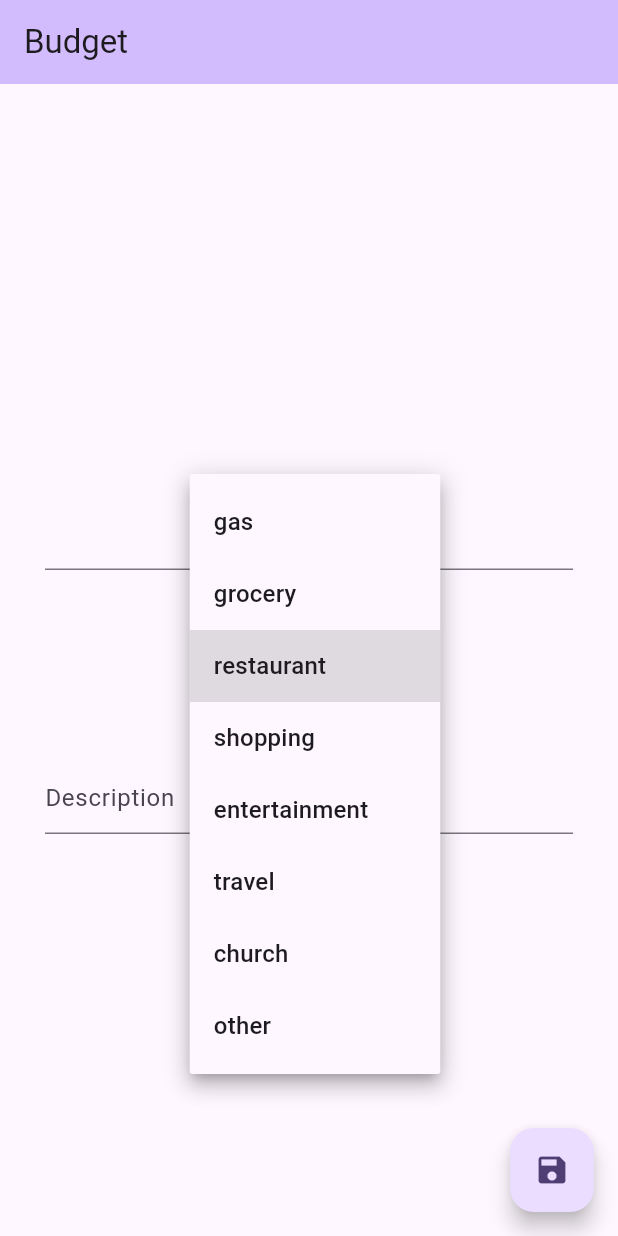
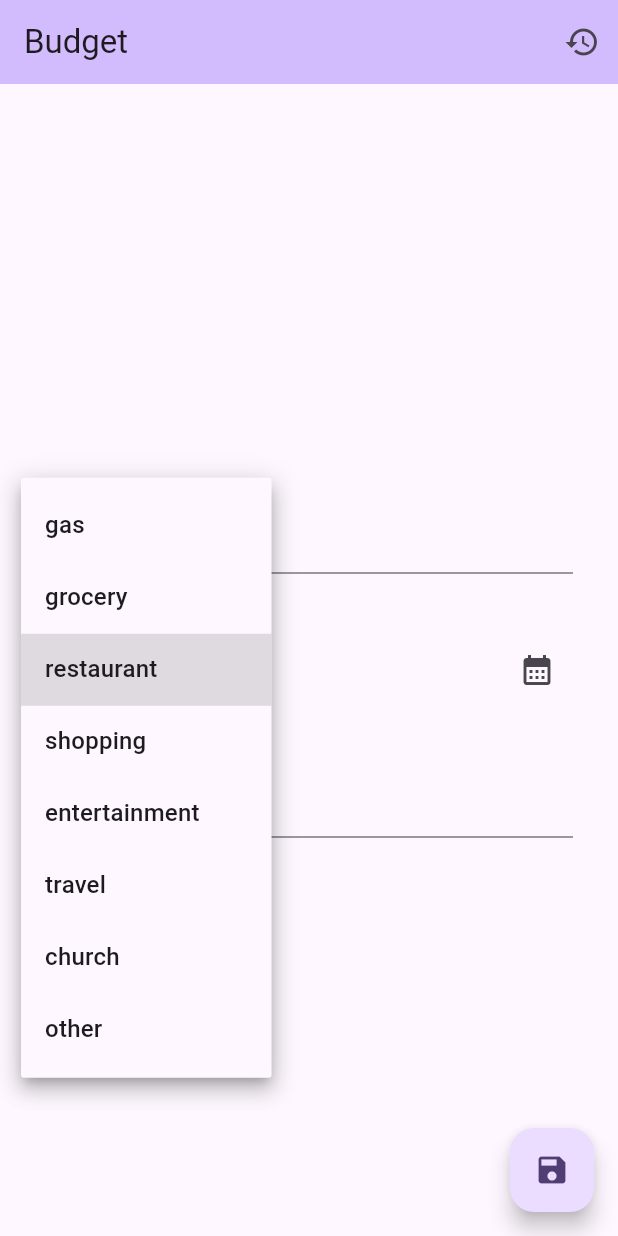
Before and after one commit to i-jared/jareds_budget, a Flutter app: the screen it shows after launch, after a tap on "restaurant", on a phone screen of 412 x 824 dp. Run offline on Flutter 3.47's test engine with Material 2 defaults, Android fonts, the phone set to English and light mode, and no system bars; our stand-ins replace currency_text_input_formatter; missing offline and left inert: icloud_storage.

Commit message:
add transaction history

```diff
--- /dev/null
+++ b/lib/data/transaction.dart
@@ -0,0 +1,14 @@
+import 'package:budget/state/home.dart';
+
+class Transaction {
+  final String description;
+  final Category category;
+  final double amount;
+  final DateTime date;
+
+  const Transaction(
+      {required this.description,
+      required this.category,
+      required this.amount,
+      required this.date});
+}
--- a/lib/main.dart
+++ b/lib/main.dart
@@ -1,3 +1,4 @@
+import 'package:budget/pages/transaction_history.dart';
 import 'package:budget/state/home.dart';
 import 'package:currency_text_input_formatter/currency_text_input_formatter.dart';
 import 'package:flutter/material.dart';
@@ -38,6 +39,14 @@ class MyHomePage extends StatelessWidget {
       appBar: AppBar(
         backgroundColor: Theme.of(context).colorScheme.inversePrimary,
         title: const Text('Budget'),
+        actions: [
+          IconButton(
+              icon: const Icon(Icons.history),
+              onPressed: () => Navigator.push(
+                  context,
+                  MaterialPageRoute(
+                      builder: (context) => const TransactionHistory())))
+        ],
       ),
       body: Center(
         child: Padding(
@@ -46,12 +55,17 @@ class MyHomePage extends StatelessWidget {
             mainAxisAlignment: MainAxisAlignment.center,
             children: <Widget>[
               TextField(
+                  autofocus: true,
                   inputFormatters: [CurrencyTextInputFormatter(symbol: '\$')],
                   keyboardType: TextInputType.number,
                   controller: state.controller,
-                style: Theme.of(context).textTheme.headlineLarge,
-              ),
+                  textAlign: TextAlign.center,
+                  style: const TextStyle(
+                      fontSize: 30, fontWeight: FontWeight.bold)),
               const SizedBox(height: 40),
+              Row(
+                mainAxisAlignment: MainAxisAlignment.spaceBetween,
+                children: [
                   DropdownButton<Category>(
                     value: state.category,
                     onChanged: (Category? newValue) {
@@ -63,6 +77,15 @@ class MyHomePage extends StatelessWidget {
                         child: Text(category.toString().split('.').last),
                       );
                     }).toList(),
+                  ),
+                  IconButton(
+                      icon: const Icon(Icons.calendar_month),
+                      onPressed: () async => state.time = await showTimePicker(
+                          context: context,
+                          initialTime: TimeOfDay(
+                              hour: DateTime.now().hour,
+                              minute: DateTime.now().minute)))
+                ],
               ),
               const SizedBox(height: 40),
               TextField(
--- a/pubspec.yaml
+++ b/pubspec.yaml
@@ -16,7 +16,7 @@ publish_to: 'none' # Remove this line if you wish to publish to pub.dev
 # https://developer.apple.com/library/archive/documentation/General/Reference/InfoPlistKeyReference/Articles/CoreFoundationKeys.html
 # In Windows, build-name is used as the major, minor, and patch parts
 # of the product and file versions while build-number is used as the build suffix.
-version: 1.0.1+4
+version: 1.0.1+6
 
 environment:
   sdk: '>=3.0.3 <4.0.0'
@@ -39,6 +39,7 @@ dependencies:
   icloud_storage: ^2.2.0
   currency_text_input_formatter: ^2.1.10
   path_provider: ^2.1.0
+  intl: ^0.18.1
 
 dev_dependencies:
   flutter_test:
```
Also changed, not shown: lib/extensions/timeofday.dart (added, +9 -0 lines), lib/pages/transaction_history.dart (added, +77 -0 lines), lib/state/home.dart (+78 -29 lines), pubspec.lock, 1 other file. Lines whose indentation alone changed are shown as unchanged.
